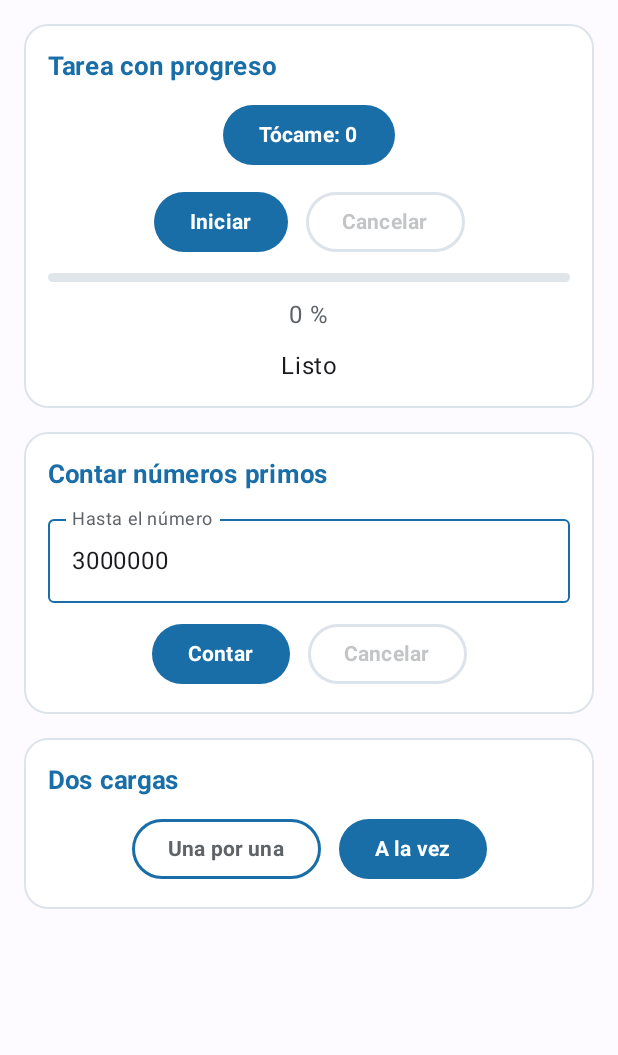
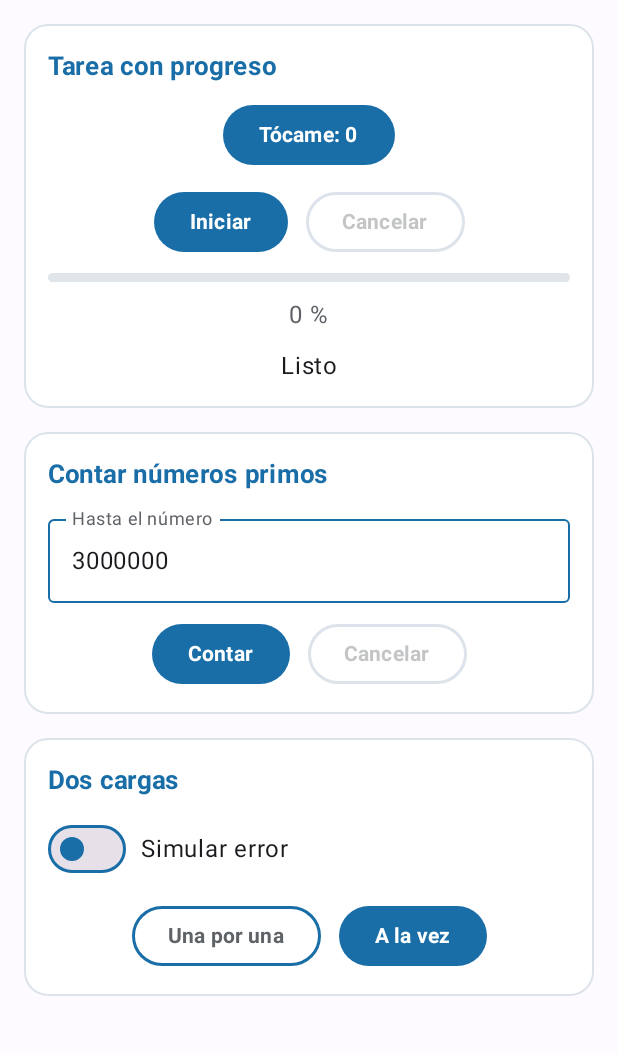
Before and after one commit to jordanabad797-pixel/CentroTareas, an Android app built with Jetpack Compose: the screen it shows after launch (MainActivity), on a phone screen of 412 x 824 dp, the part 96-1151 px from its top. Run offline under Robolectric (Android 15) with nearby library versions, the phone set to English and light mode, and no system bars.

Commit message:
feat(errores): maneja errores de carga y agrega reintento

```diff
--- a/app/src/main/java/com/tecsup/centrotareas/ui/PantallaTareas.kt
+++ b/app/src/main/java/com/tecsup/centrotareas/ui/PantallaTareas.kt
@@ -24,6 +24,7 @@ import androidx.compose.material3.MaterialTheme
 import androidx.compose.material3.OutlinedButton
 import androidx.compose.material3.OutlinedTextField
 import androidx.compose.material3.Scaffold
+import androidx.compose.material3.Switch
 import androidx.compose.material3.Text
 import androidx.compose.material3.TopAppBar
 import androidx.compose.material3.TopAppBarDefaults
@@ -167,8 +168,20 @@ private fun TarjetaPrimos(vm: TareasViewModel) {
 @Composable
 private fun TarjetaCargas(vm: TareasViewModel) {
     val carga by vm.carga.collectAsState()
+    val simularError by vm.simularError.collectAsState()
     val cargando = carga is CargaUi.Cargando
     Tarjeta(titulo = "Dos cargas") {
+        Row(
+            modifier = Modifier.fillMaxWidth(),
+            verticalAlignment = Alignment.CenterVertically,
+            horizontalArrangement = Arrangement.spacedBy(10.dp)
+        ) {
+            Switch(
+                checked = simularError,
+                onCheckedChange = { vm.cambiarSimularError(it) }
+            )
+            Text(text = "Simular error", color = MaterialTheme.colorScheme.onSurface)
+        }
         Row(horizontalArrangement = Arrangement.spacedBy(12.dp)) {
             BotonContorno(texto = "Una por una", habilitado = !cargando) { vm.cargarUnaPorUna() }
             Button(onClick = { vm.cargarALaVez() }, enabled = !cargando) {
@@ -188,7 +201,15 @@ private fun TarjetaCargas(vm: TareasViewModel) {
                 Text(text = "Pedidos: ${estado.pedidos}", color = VerdeTexto)
                 Text(text = "Tiempo: ${estado.milisegundos} ms", color = VerdeTexto)
             }
-            is CargaUi.Error -> Unit
+            is CargaUi.Error -> {
+                Recuadro(fondo = MaterialTheme.colorScheme.errorContainer) {
+                    Text(
+                        text = estado.mensaje,
+                        color = MaterialTheme.colorScheme.onErrorContainer
+                    )
+                }
+                BotonContorno(texto = "Reintentar", habilitado = true) { vm.cargarALaVez() }
+            }
         }
     }
 }
```
Also changed, not shown: app/src/main/java/com/tecsup/centrotareas/viewmodel/TareasViewModel.kt (+19 -2 lines).
